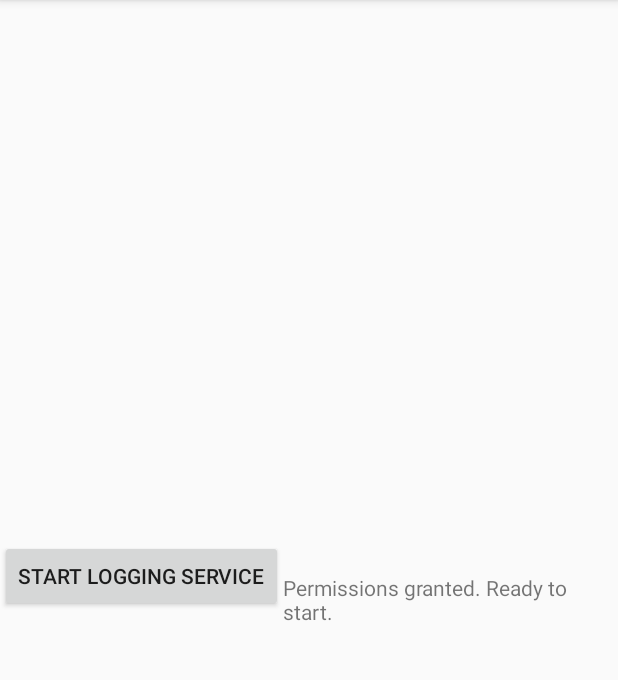
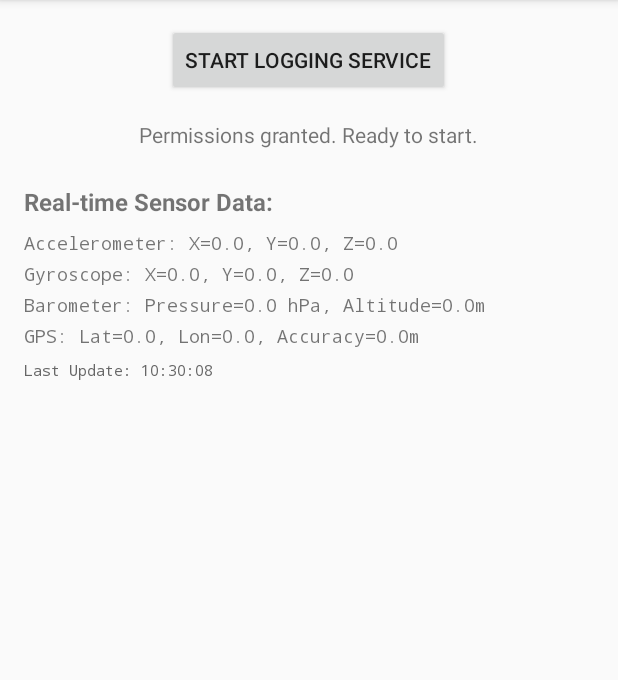
Before and after one commit to prismspecs/amazon-phone, an Android app: the screen it shows after launch (MainActivity), on a phone screen of 412 x 824 dp, the part 84-764 px from its top. Run offline under Robolectric (Android 15) with nearby library versions, the phone set to English and light mode, and no system bars.

Commit message:
functioning app

```diff
--- a/app/src/main/java/com/yourdomain/sensorlogger/MainActivity.kt
+++ b/app/src/main/java/com/yourdomain/sensorlogger/MainActivity.kt
@@ -2,23 +2,46 @@ package com.yourdomain.sensorlogger
 
 import android.content.Intent
 import android.os.Bundle
+import android.os.Handler
+import android.os.Looper
 import android.widget.Button
 import android.widget.TextView
 import androidx.appcompat.app.AppCompatActivity
 import com.yourdomain.sensorlogger.service.SensorLoggingService
 import com.yourdomain.sensorlogger.util.PermissionUtils
+import com.yourdomain.sensorlogger.util.SensorConfig
+import com.yourdomain.sensorlogger.util.SensorDataManager
 
 class MainActivity : AppCompatActivity() {
 
     private lateinit var startServiceButton: Button
     private lateinit var statusText: TextView
+    private lateinit var accelerometerText: TextView
+    private lateinit var gyroscopeText: TextView
+    private lateinit var barometerText: TextView
+    private lateinit var gpsText: TextView
+    private lateinit var lastUpdateText: TextView
+
+    private val handler = Handler(Looper.getMainLooper())
+    private var lastAccelerometerData = "X=0.0, Y=0.0, Z=0.0"
+    private var lastGyroscopeData = "X=0.0, Y=0.0, Z=0.0"
+    private var lastBarometerData = "Pressure=0.0 hPa, Altitude=0.0m"
+    private var lastGpsData = "Lat=0.0, Lon=0.0, Accuracy=0.0m"
 
     override fun onCreate(savedInstanceState: Bundle?) {
         super.onCreate(savedInstanceState)
         setContentView(R.layout.activity_main)
 
+        // Register with SensorDataManager
+        SensorDataManager.setMainActivity(this)
+
         startServiceButton = findViewById(R.id.start_service_button)
         statusText = findViewById(R.id.status_text)
+        accelerometerText = findViewById(R.id.accelerometer_text)
+        gyroscopeText = findViewById(R.id.gyroscope_text)
+        barometerText = findViewById(R.id.barometer_text)
+        gpsText = findViewById(R.id.gps_text)
+        lastUpdateText = findViewById(R.id.last_update_text)
 
         startServiceButton.setOnClickListener {
             if (PermissionUtils.allPermissionsGranted(this)) {
@@ -27,11 +50,22 @@ class MainActivity : AppCompatActivity() {
                 PermissionUtils.requestPermissions(this)
             }
         }
+
+        // Start real-time sensor data display if enabled
+        if (SensorConfig.SHOW_SENSOR_DATA_ON_SCREEN) {
+            startSensorDataDisplay()
+        }
     }
 
     override fun onResume() {
         super.onResume()
         updateUI()
+        SensorDataManager.setMainActivity(this)
+    }
+
+    override fun onPause() {
+        super.onPause()
+        SensorDataManager.setMainActivity(null)
     }
 
     private fun startLoggingService() {
@@ -56,4 +90,49 @@ class MainActivity : AppCompatActivity() {
             updateUI()
         }
     }
+
+    private fun startSensorDataDisplay() {
+        // Update sensor data display every 500ms
+        handler.postDelayed(object : Runnable {
+            override fun run() {
+                updateSensorDataDisplay()
+                handler.postDelayed(this, 500)
+            }
+        }, 500)
+    }
+
+    private fun updateSensorDataDisplay() {
+        // Update accelerometer display
+        accelerometerText.text = "Accelerometer: $lastAccelerometerData"
+
+        // Update gyroscope display
+        gyroscopeText.text = "Gyroscope: $lastGyroscopeData"
+
+        // Update barometer display
+        barometerText.text = "Barometer: $lastBarometerData"
+
+        // Update GPS display
+        gpsText.text = "GPS: $lastGpsData"
+
+        // Update last update time
+        val currentTime = java.text.SimpleDateFormat("HH:mm:ss", java.util.Locale.getDefault()).format(java.util.Date())
+        lastUpdateText.text = "Last Update: $currentTime"
+    }
+
+    // Public methods to update sensor data from service
+    fun updateAccelerometerData(x: Float, y: Float, z: Float) {
+        lastAccelerometerData = "X=${String.format("%.3f", x)}, Y=${String.format("%.3f", y)}, Z=${String.format("%.3f", z)}"
+    }
+
+    fun updateGyroscopeData(x: Float, y: Float, z: Float) {
+        lastGyroscopeData = "X=${String.format("%.6f", x)}, Y=${String.format("%.6f", y)}, Z=${String.format("%.6f", z)}"
+    }
+
+    fun updateBarometerData(pressure: Float, altitude: Float) {
+        lastBarometerData = "Pressure=${String.format("%.1f", pressure)} hPa, Altitude=${String.format("%.1f", altitude)}m"
+    }
+
+    fun updateGpsData(lat: Double, lon: Double, accuracy: Float) {
+        lastGpsData = "Lat=${String.format("%.6f", lat)}, Lon=${String.format("%.6f", lon)}, Accuracy=${String.format("%.1f", accuracy)}m"
+    }
 }
--- /dev/null
+++ b/app/src/main/java/com/yourdomain/sensorlogger/util/SensorConfig.kt
@@ -0,0 +1,77 @@
+package com.yourdomain.sensorlogger.util
+
+import android.hardware.SensorManager
+
+/**
+ * Configuration file for sensor logging settings
+ * Modify these values to adjust polling rates and behavior
+ */
+object SensorConfig {
+
+    // Sensor polling rates (in microseconds)
+    // Available options:
+    // SENSOR_DELAY_FASTEST = 0 (as fast as possible)
+    // SENSOR_DELAY_GAME = 20000 (50Hz)
+    // SENSOR_DELAY_UI = 66667 (15Hz)
+    // SENSOR_DELAY_NORMAL = 200000 (5Hz)
+
+    // Sensor enable/disable flags
+    val ENABLE_ACCELEROMETER = true
+    val ENABLE_GYROSCOPE = true
+    val ENABLE_BAROMETER = true
+    val ENABLE_GPS = true
+    val ENABLE_AUDIO = true
+    val ENABLE_CAMERA = false  // Disabled due to service complexity
+
+    // Sensor polling rates (in microseconds)
+    // Available options:
+    // SENSOR_DELAY_FASTEST = 0 (as fast as possible)
+    // SENSOR_DELAY_GAME = 20000 (50Hz)
+    // SENSOR_DELAY_UI = 66667 (15Hz)
+    // SENSOR_DELAY_NORMAL = 200000 (5Hz)
+    // Custom delay = 500000 (2Hz - every half second)
+
+    // Accelerometer polling rate
+    val ACCELEROMETER_DELAY = 500000  // 2Hz (500ms) - every half second
+
+    // Gyroscope polling rate
+    val GYROSCOPE_DELAY = 500000      // 2Hz (500ms) - every half second
+
+    // Barometer polling rate
+    val BAROMETER_DELAY = 500000      // 2Hz (500ms) - every half second
+
+    // GPS location update interval (in milliseconds)
+    val GPS_UPDATE_INTERVAL = 10000L      // 10 seconds
+    val GPS_FASTEST_INTERVAL = 5000L      // 5 seconds
+
+    // Audio recording settings
+    val AUDIO_SAMPLE_RATE = 44100         // Hz
+    val AUDIO_CHANNEL_CONFIG = 1          // Mono
+    val AUDIO_ENCODING = 2                // PCM_16BIT
+
+    // Photo capture interval (in milliseconds)
+    val PHOTO_INTERVAL = 30 * 60 * 1000L  // 30 minutes
+
+    // Data upload interval (in milliseconds)
+    val UPLOAD_INTERVAL = 30 * 60 * 1000L // 30 minutes
+
+    // Wake lock timeout (in milliseconds) - 0 = no timeout
+    val WAKE_LOCK_TIMEOUT = 0L           // No timeout (keep alive indefinitely)
+
+    // Logging settings
+    val ENABLE_VERBOSE_LOGGING = true     // Set to false to reduce log output
+    val LOG_SENSOR_DATA = true            // Set to false to disable sensor data logging
+
+    // Display settings
+    val SHOW_SENSOR_DATA_ON_SCREEN = true // Show real-time sensor data on phone screen
+
+    // File storage settings
+    val MAX_LOG_FILE_SIZE = 100 * 1024 * 1024L  // 100MB max file size
+    val LOG_FILE_PREFIX = "sensor_log_"
+
+    // Battery optimization settings
+    val IGNORE_BATTERY_OPTIMIZATION = true  // Request to ignore battery optimization
+
+    // Sensor accuracy requirements
+    val GPS_ACCURACY = com.google.android.gms.location.Priority.PRIORITY_HIGH_ACCURACY
+}
--- /dev/null
+++ b/app/src/main/java/com/yourdomain/sensorlogger/util/SensorDataManager.kt
@@ -0,0 +1,42 @@
+package com.yourdomain.sensorlogger.util
+
+import android.os.Handler
+import android.os.Looper
+import com.yourdomain.sensorlogger.MainActivity
+
+/**
+ * Singleton to manage sensor data and communicate with MainActivity
+ */
+object SensorDataManager {
+
+    private var mainActivity: MainActivity? = null
+    private val mainHandler = Handler(Looper.getMainLooper())
+
+    fun setMainActivity(activity: MainActivity?) {
+        mainActivity = activity
+    }
+
+    fun updateAccelerometerData(x: Float, y: Float, z: Float) {
+        mainHandler.post {
+            mainActivity?.updateAccelerometerData(x, y, z)
+        }
+    }
+
+    fun updateGyroscopeData(x: Float, y: Float, z: Float) {
+        mainHandler.post {
+            mainActivity?.updateGyroscopeData(x, y, z)
+        }
+    }
+
+    fun updateBarometerData(pressure: Float, altitude: Float) {
+        mainHandler.post {
+            mainActivity?.updateBarometerData(pressure, altitude)
+        }
+    }
+
+    fun updateGpsData(lat: Double, lon: Double, accuracy: Float) {
+        mainHandler.post {
+            mainActivity?.updateGpsData(lat, lon, accuracy)
+        }
+    }
+}
--- a/app/src/main/res/layout/activity_main.xml
+++ b/app/src/main/res/layout/activity_main.xml
@@ -1,14 +1,19 @@
 <?xml version="1.0" encoding="utf-8"?>
-<LinearLayout xmlns:android="http://schemas.android.com/apk/res/android"
+<ScrollView xmlns:android="http://schemas.android.com/apk/res/android"
     android:layout_width="match_parent"
-    android:layout_height="match_parent"
-    android.orientation="vertical"
-    android:gravity="center">
+    android:layout_height="match_parent">
+
+    <LinearLayout
+        android:layout_width="match_parent"
+        android:layout_height="wrap_content"
+        android:orientation="vertical"
+        android:padding="16dp">
 
         <Button
             android:id="@+id/start_service_button"
             android:layout_width="wrap_content"
             android:layout_height="wrap_content"
+            android:layout_gravity="center"
             android:text="Start Logging Service" />
 
         <TextView
@@ -16,6 +21,63 @@
             android:layout_width="wrap_content"
             android:layout_height="wrap_content"
             android:layout_marginTop="16dp"
+            android:layout_gravity="center"
             android:text="Permissions not granted." />
 
+        <!-- Sensor Data Display -->
+        <TextView
+            android:layout_width="wrap_content"
+            android:layout_height="wrap_content"
+            android:layout_marginTop="24dp"
+            android:text="Real-time Sensor Data:"
+            android:textStyle="bold"
+            android:textSize="16sp" />
+
+        <TextView
+            android:id="@+id/accelerometer_text"
+            android:layout_width="match_parent"
+            android:layout_height="wrap_content"
+            android:layout_marginTop="8dp"
+            android:text="Accelerometer: X=0.0, Y=0.0, Z=0.0"
+            android:fontFamily="monospace"
+            android:textSize="12sp" />
+
+        <TextView
+            android:id="@+id/gyroscope_text"
+            android:layout_width="match_parent"
+            android:layout_height="wrap_content"
+            android:layout_marginTop="4dp"
+            android:text="Gyroscope: X=0.0, Y=0.0, Z=0.0"
+            android:fontFamily="monospace"
+            android:textSize="12sp" />
+
+        <TextView
+            android:id="@+id/barometer_text"
+            android:layout_width="match_parent"
+            android:layout_height="wrap_content"
+            android:layout_marginTop="4dp"
+            android:text="Barometer: Pressure=0.0 hPa, Altitude=0.0m"
+            android:fontFamily="monospace"
+            android:textSize="12sp" />
+
+        <TextView
+            android:id="@+id/gps_text"
+            android:layout_width="match_parent"
+            android:layout_height="wrap_content"
+            android:layout_marginTop="4dp"
+            android:text="GPS: Lat=0.0, Lon=0.0, Accuracy=0.0m"
+            android:fontFamily="monospace"
+            android:textSize="12sp" />
+
+        <TextView
+            android:id="@+id/last_update_text"
+            android:layout_width="match_parent"
+            android:layout_height="wrap_content"
+            android:layout_marginTop="8dp"
+            android:text="Last Update: Never"
+            android:fontFamily="monospace"
+            android:textSize="10sp"
+            android:textColor="#666666" />
+
     </LinearLayout>
+</ScrollView>
--- /dev/null
+++ b/gradle.properties
@@ -0,0 +1,6 @@
+# Project-wide Gradle settings.
+org.gradle.jvmargs=-Xmx2048m -Dfile.encoding=UTF-8
+android.useAndroidX=true
+android.enableJetifier=true
+kotlin.code.style=official
+android.suppressUnsupportedCompileSdk=34
--- /dev/null
+++ b/settings.gradle
@@ -0,0 +1,2 @@
+include ':app'
+rootProject.name = "Sensor Logger"
```
Also changed, not shown: app/build.gradle (+60 -4 lines), app/src/main/AndroidManifest.xml (+6 -4 lines), app/src/main/java/com/yourdomain/sensorlogger/sensors/BarometerController.kt (+10 -3 lines), app/src/main/java/com/yourdomain/sensorlogger/sensors/CameraController.kt (+4 -13 lines), app/src/main/java/com/yourdomain/sensorlogger/sensors/GpsController.kt (+14 -5 lines), app/src/main/java/com/yourdomain/sensorlogger/sensors/SensorController.kt (+20 -6 lines), app/src/main/java/com/yourdomain/sensorlogger/service/SensorLoggingService.kt (+15 -7 lines), build.gradle (added, +23 -0 lines), gradle/wrapper/gradle-wrapper.properties (added), 4 other files. Lines whose indentation alone changed are shown as unchanged.
